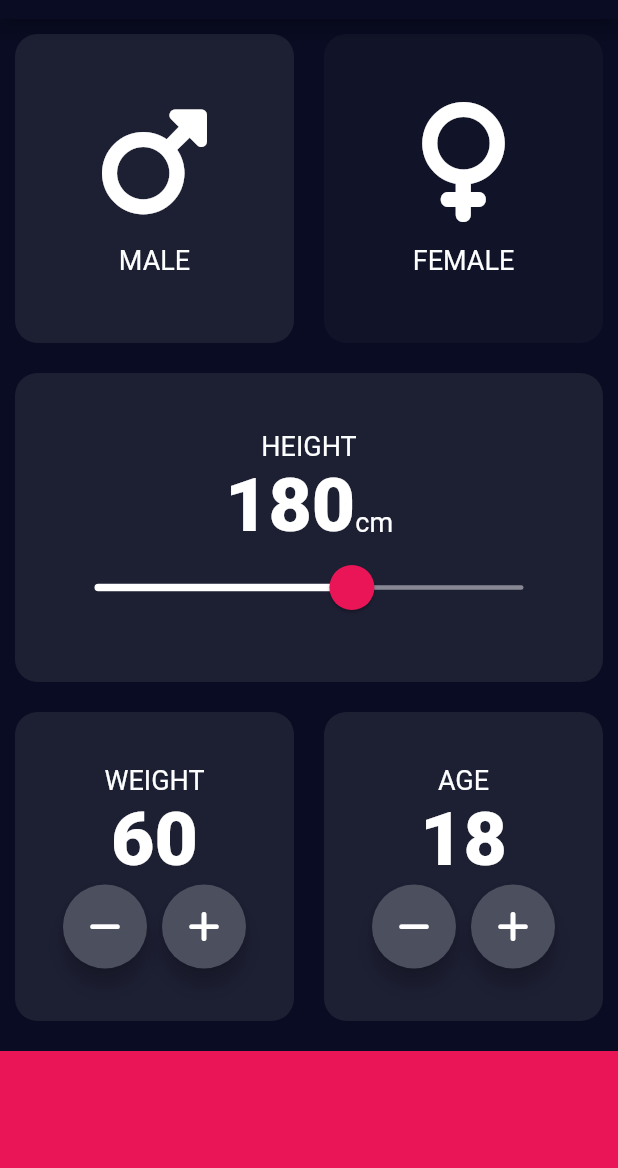
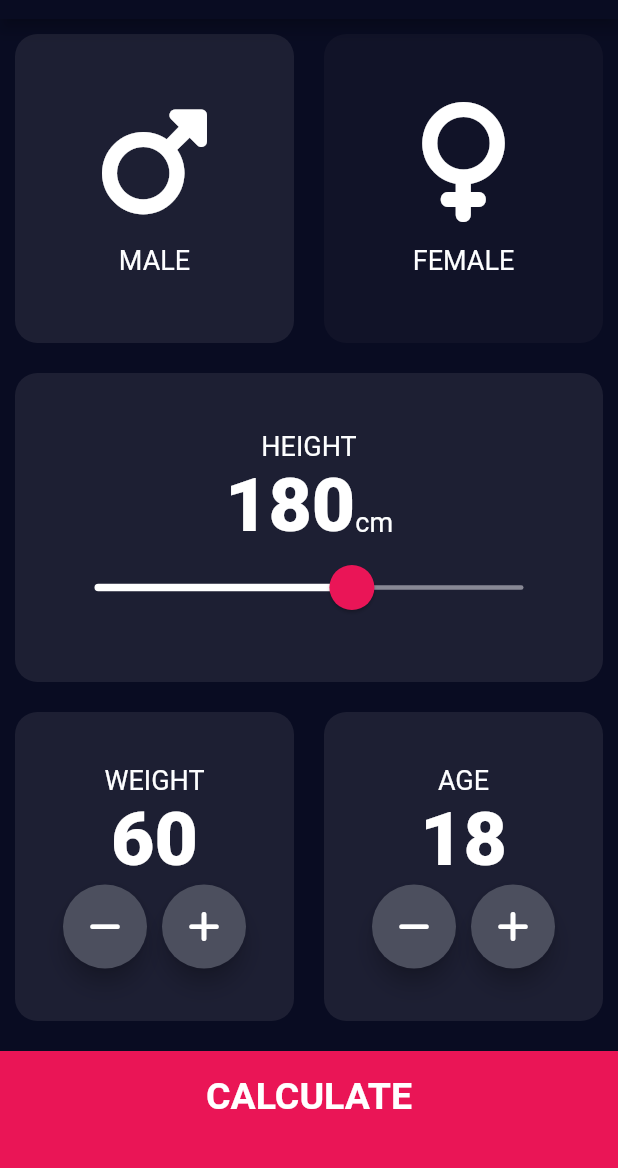
Before and after one commit to narivo/FlutterJourney, a Flutter app: the screen it shows after launch, on a phone screen of 412 x 824 dp, the part 65-1233 px from its top. Run offline on Flutter 3.47's test engine with Material 2 defaults, Android fonts, the phone set to English and light mode, and no system bars; our stand-ins replace audioplayers, font_awesome_flutter, rflutter_alert.

Commit message:
finishing section 12

```diff
--- /dev/null
+++ b/bmi-calculator-flutter-master/lib/components/bottom_action_button.dart
@@ -0,0 +1,29 @@
+import 'package:flutter/material.dart';
+import 'package:bmi_calculator/constants.dart';
+
+class BottomActionButton extends StatelessWidget {
+  final Function() onTap;
+  final String title;
+
+  BottomActionButton({required this.onTap, this.title = 'CALCULATE'});
+
+  @override
+  Widget build(BuildContext context) {
+    return GestureDetector(
+      onTap: onTap,
+      child: Container(
+        margin: EdgeInsets.only(top: 10.0),
+        color: kBottomContainerColor,
+        width: double.infinity,
+        height: kBottomContainerHeight,
+        padding: EdgeInsets.only(bottom: 20.0),
+        child: Center(
+          child: Text(
+            title,
+            style: kLargeButtonTextStyle,
+          ),
+        ),
+      ),
+    );
+  }
+}
--- a/bmi-calculator-flutter-master/lib/icon_content.dart
+++ b/bmi-calculator-flutter-master/lib/components/icon_content.dart
@@ -1,6 +1,6 @@
 import 'package:flutter/material.dart';
 import 'package:font_awesome_flutter/font_awesome_flutter.dart';
-import 'constants.dart';
+import 'package:bmi_calculator/constants.dart';
 
 class IconContent extends StatelessWidget {
   final IconData icon;
--- a/bmi-calculator-flutter-master/lib/reusable_card.dart
+++ b/bmi-calculator-flutter-master/lib/components/reusable_card.dart
@@ -1,5 +1,5 @@
 import 'package:flutter/material.dart';
-import 'constants.dart';
+import 'package:bmi_calculator/constants.dart';
 
 class ReusableCard extends StatelessWidget {
   final Color color;
--- a/bmi-calculator-flutter-master/lib/main.dart
+++ b/bmi-calculator-flutter-master/lib/main.dart
@@ -1,5 +1,6 @@
+import 'package:bmi_calculator/screens/results_page.dart';
 import 'package:flutter/material.dart';
-import 'input_page.dart';
+import 'screens/input_page.dart';
 
 void main() => runApp(BMICalculator());
 
@@ -13,7 +14,11 @@ class BMICalculator extends StatelessWidget {
           primary: const Color(0xff090C22),
         ),
       ),
-      home: InputPage(),
+      initialRoute: '/',
+      routes: {
+        '/': (context) => InputPage(),
+        '/results': (context) => ResultsPage(),
+      },
     );
   }
 }
--- a/bmi-calculator-flutter-master/lib/input_page.dart
+++ b/bmi-calculator-flutter-master/lib/screens/input_page.dart
@@ -1,9 +1,10 @@
 import 'package:flutter/material.dart';
 import 'package:font_awesome_flutter/font_awesome_flutter.dart';
-import 'icon_content.dart';
-import 'reusable_card.dart';
-import 'constants.dart';
-import 'round_icon_button.dart';
+import 'package:bmi_calculator/components/bottom_action_button.dart';
+import 'package:bmi_calculator/components/icon_content.dart';
+import 'package:bmi_calculator/components/reusable_card.dart';
+import '../constants.dart';
+import 'package:bmi_calculator/components/round_icon_button.dart';
 
 enum Gender {
   male,
@@ -205,11 +206,10 @@ class _InputPageState extends State<InputPage> {
               ],
             ),
           ),
-          Container(
-            margin: EdgeInsets.only(top: 10.0),
-            color: kBottomContainerColor,
-            width: double.infinity,
-            height: kBottomContainerHeight,
+          BottomActionButton(
+            onTap: () {
+              Navigator.pushNamed(context, '/results');
+            },
           )
         ],
       ),
```
Also changed, not shown: bmi-calculator-flutter-master/lib/constants.dart (+25 -0 lines), bmi-calculator-flutter-master/lib/screens/results_page.dart (added, +61 -0 lines), bmi-calculator-flutter-master/lib/components/round_icon_button.dart (renamed from bmi-calculator-flutter-master/lib/round_icon_button.dart).
